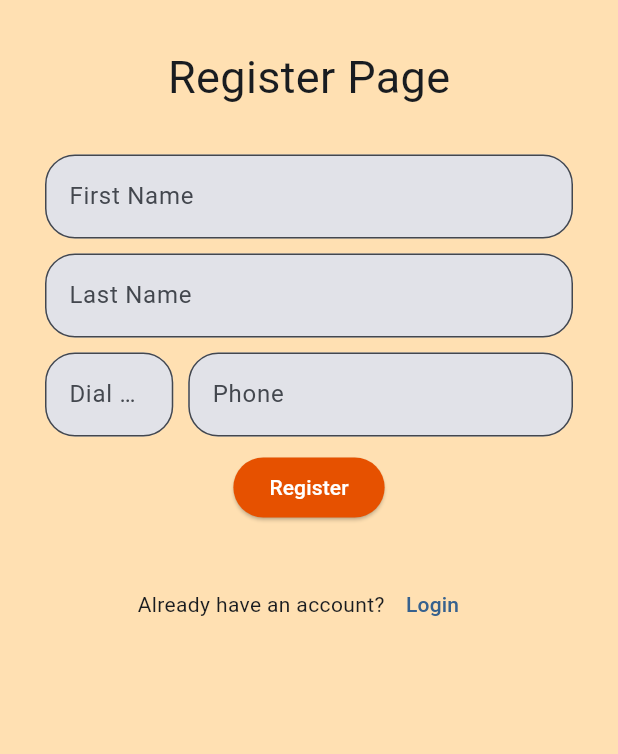
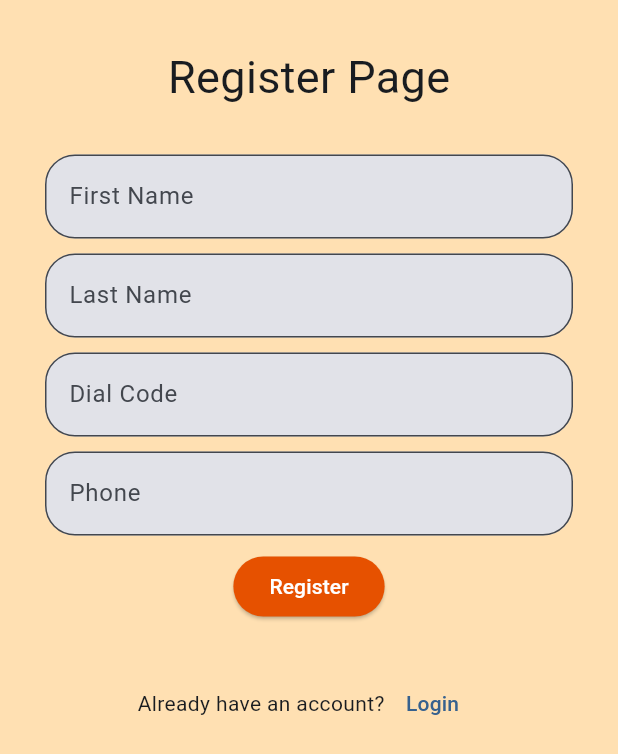
Before and after one commit to francisnnumbi/umlcc_eval, a Flutter app: the screen it shows after launch, after a tap on "Login", after a tap on "Register", on a phone screen of 412 x 824 dp. Shown: the top 754 px of the screen. Run offline on Flutter 3.47's test engine with Material 3 defaults, Android fonts, the phone set to English and light mode, and no system bars; our stand-ins replace cookie_jar, device_info_plus, dio, dio_cookie_manager, firebase_core, firebase_messaging and 2 more; accounts and stored records are empty.

Commit message:
implement retrieving user data and parse into model

```diff
--- a/lib/api/api.dart
+++ b/lib/api/api.dart
@@ -26,7 +26,6 @@ class ApiProvider {
         queryParameters: data,
         options: Options(
           headers: EndPoint.headers(
-            xDid: InnerStorage.read(kXDid).toString(),
             identity: InnerStorage.read(kIdentity).toString(),
           ),
         ),
@@ -37,7 +36,7 @@ class ApiProvider {
         EndPoint.meUrl,
         options: Options(
           headers: EndPoint.headers(
-            xDid: InnerStorage.read(kXDid).toString(),
+            identity: InnerStorage.read(kIdentity).toString(),
             token:
                 '${InnerStorage.read(kTokenType).toString()} ${InnerStorage.read(kAccessToken).toString()}',
           ),
@@ -49,7 +48,7 @@ class ApiProvider {
         EndPoint.productsUrl,
         options: Options(
           headers: EndPoint.headers(
-            xDid: InnerStorage.read(kXDid).toString(),
+            identity: InnerStorage.read(kIdentity).toString(),
             token:
                 '${InnerStorage.read(kTokenType).toString()} ${InnerStorage.read(kAccessToken).toString()}',
           ),
--- a/lib/app/middlewares/auth_middleware.dart
+++ b/lib/app/middlewares/auth_middleware.dart
@@ -2,7 +2,6 @@ import 'package:flutter/foundation.dart';
 import 'package:flutter/material.dart';
 import 'package:get/get.dart';
 import 'package:umlcc_eval/app/ui/auth/login/login_page.dart';
-import 'package:umlcc_eval/app/ui/home/home_page.dart';
 
 import '../services/auth_service.dart';
 
@@ -13,10 +12,10 @@ class AuthMiddleware extends GetMiddleware {
   AuthMiddleware({required this.priority});
 
   @override
-  RouteSettings redirect(String? route) {
+  RouteSettings? redirect(String? route) {
     if (kDebugMode) print('auth middleware : ${route!}');
     if (AuthService.to.isLogged == true) {
-      return const RouteSettings(name: HomePage.route);
+      return null;
     } else {
       return const RouteSettings(name: LoginPage.route);
     }
--- a/lib/app/models/user.dart
+++ b/lib/app/models/user.dart
@@ -1,48 +1,92 @@
+import 'account.dart';
+
 class User {
-  int? id;
-  final String firstName;
-  final String lastName;
-  final String identity;
-  final String phone;
-  final String dialCode;
-  final String type;
+  late final String? avatar;
+  late final String? accountNr;
+  late final String? firstName;
+  late final String? middleName;
+  late final String? lastName;
+  late final String? email;
+  late final String? dialCode;
+  late final String? iso2;
+  late final String? iso3;
+  late final String? phone;
+  late final String? dob;
+  late final String? type;
+  late final String? lastLoginAt;
+  late final String? loginCount;
+  late final String? defaultLang;
+  late List<Account>? accounts = [];
 
   User({
-    this.id,
-    required this.firstName,
-    required this.lastName,
-    required this.identity,
-    required this.phone,
-    required this.dialCode,
-    required this.type,
+    this.avatar,
+    this.accountNr,
+    this.firstName,
+    this.middleName,
+    this.lastName,
+    this.email,
+    this.dialCode,
+    this.iso2,
+    this.iso3,
+    this.phone,
+    this.dob,
+    this.type,
+    this.lastLoginAt,
+    this.loginCount,
+    this.defaultLang,
+    this.accounts,
   });
 
   factory User.fromJson(Map<String, dynamic> json) {
+    List<Account> acc = [];
+    if (json['accounts'] != null) {
+      json['accounts'].forEach((v) {
+        acc.add(Account.fromJson(v));
+      });
+    }
     return User(
-      id: json['id'],
-      firstName: json['first_name'],
-      lastName: json['last_name'],
-      identity: json['identity'],
-      phone: json['phone'],
-      dialCode: json['dial_code'],
-      type: json['type'],
+      avatar: json['avatar'].toString(),
+      accountNr: json['account_nr'].toString(),
+      firstName: json['first_name'].toString(),
+      middleName: json['middle_name'].toString(),
+      lastName: json['last_name'].toString(),
+      email: json['email'].toString(),
+      dialCode: json['dial_code'].toString(),
+      iso2: json['iso2'].toString(),
+      iso3: json['iso3'].toString(),
+      phone: json['phone'].toString(),
+      dob: json['dob'].toString(),
+      type: json['type'].toString(),
+      lastLoginAt: json['last_login_at'].toString(),
+      loginCount: json['login_count'].toString(),
+      defaultLang: json['default_lang'].toString(),
+      accounts: acc,
     );
   }
 
   Map<String, dynamic> toJson() {
-    return {
-      'id': id,
-      'first_name': firstName,
-      'last_name': lastName,
-      'identity': identity,
-      'phone': phone,
-      'dial_code': dialCode,
-      'type': type,
-    };
+    final data = <String, dynamic>{};
+    data['avatar'] = avatar;
+    data['account_nr'] = accountNr;
+    data['first_name'] = firstName;
+    data['middle_name'] = middleName;
+    data['last_name'] = lastName;
+    data['email'] = email;
+    data['dial_code'] = dialCode;
+    data['iso2'] = iso2;
+    data['iso3'] = iso3;
+    data['phone'] = phone;
+    data['dob'] = dob;
+    data['type'] = type;
+    data['last_login_at'] = lastLoginAt;
+    data['login_count'] = loginCount;
+    data['default_lang'] = defaultLang;
+    data['accounts'] = accounts?.map((v) => v.toJson()).toList();
+    return data;
   }
 
   @override
   String toString() {
-    return 'User{id: $id, firstName: $firstName, lastName: $lastName, identity: $identity, phone: $phone, dialCode: $dialCode, type: $type}';
+    return 'User{ avatar: $avatar, accountNr: $accountNr, firstName: $firstName, middleName: $middleName, lastName: $lastName, email: $email, dialCode: $dialCode, iso2: $iso2, iso3: $iso3, phone: $phone, dob: $dob, type: $type, lastLoginAt: $lastLoginAt, loginCount: $loginCount, defaultLang: $defaultLang, accounts: $accounts}';
   }
 }
--- a/lib/app/services/auth_service.dart
+++ b/lib/app/services/auth_service.dart
@@ -1,7 +1,7 @@
-import 'package:flutter/foundation.dart';
 import 'package:flutter/material.dart';
 import 'package:get/get.dart';
 import 'package:umlcc_eval/api/api.dart';
+import 'package:umlcc_eval/app/ui/home/home_page.dart';
 import 'package:umlcc_eval/main.dart';
 
 import '../../configs/constants.dart';
@@ -24,11 +24,11 @@ class AuthService extends GetxService {
 
   bool get isLogged => _loggedIn.value;
 
-  String get otp => InnerStorage.read(kOtp).toString() ?? '';
+  String get otp => InnerStorage.read(kOtp).toString();
 
   register(Map<String, dynamic> datum) async {
     datum['type'] = 'individual';
-    datum[kIdentity] = InnerStorage.read(kXDid).toString();
+    datum[kIdentity] = InnerStorage.read(kIdentity).toString();
     ApiProvider.api.register(datum).then((response) {
       if (response.statusCode == 201) {
         final data = response.data;
@@ -54,7 +54,7 @@ class AuthService extends GetxService {
   }
 
   login(Map<String, dynamic> datum) async {
-    datum[kIdentity] = InnerStorage.read(kXDid).toString();
+    datum[kIdentity] = InnerStorage.read(kIdentity).toString();
     ApiProvider.api.login(datum).then((response) async {
       if (response.statusCode == 200) {
         final data = response.data;
@@ -78,10 +78,6 @@ class AuthService extends GetxService {
   verify(Map<String, dynamic> datum) async {
     datum['fcm_token'] = InnerStorage.read(kFCMToken).toString();
 
-    if (kDebugMode) {
-      printInfo(info: "VERIFICATION INITIATED :: $datum");
-    }
-
     ApiProvider.api.verify(datum).then((response) {
       if (response.statusCode == 200) {
         final data = response.data;
@@ -91,9 +87,8 @@ class AuthService extends GetxService {
         InnerStorage.write(kIdentity, datum[kIdentity].toString());
         InnerStorage.write(kPhone, datum[kPhone].toString());
 
-        // _loggedIn.value = true;
+        _loggedIn.value = true;
 
-        if (kDebugMode) printInfo(info: "VERIFICATION SUCCESS :: $data");
         loadUserData();
         Get.snackbar(
           "Verification successful",
@@ -102,7 +97,7 @@ class AuthService extends GetxService {
           backgroundColor: Colors.green.shade400,
           colorText: Colors.white,
         );
-        // Get.offNamed(VerifyPage.route);
+        Get.offNamed(HomePage.route);
       } else {
         _loggedIn.value = false;
         Get.snackbar(
@@ -121,28 +116,11 @@ class AuthService extends GetxService {
 
   Future<void> loadUserData() async {
     ApiProvider.api.me().then((response) {
-      if (kDebugMode) {
-        // printInfo(info: "LOGIN RESPONSE :: ${response.requestOptions.headers}");
-        printInfo(info: "LOAD USER DATA SUCCESS :: ${response.data}");
+      try {
+        user.value = User.fromJson(response.data['data']);
+      } catch (_) {
+        user.value = null;
       }
-    }).onError((error, stackTrace) {
-      if (kDebugMode) {
-        printError(info: "LOAD USER DATA EXCEPTION :: $error");
-      }
-    });
+    }).onError((error, stackTrace) {});
   }
-
-/*  retrieveDeviceInfo() async {
-    */ /*   if (Platform.isAndroid) {
-      final dInfo = await deviceInfoPlugin.androidInfo;
-      String di = dInfo.data['fingerprint'].toString();
-      if (kDebugMode) printInfo(info: di);
-    } else if (Platform.isIOS) {
-      final dInfo = await deviceInfoPlugin.iosInfo;
-      String di = dInfo.data.toString();
-    }*/ /*
-    final devInfo = await deviceInfoPlugin.deviceInfo;
-    if (kDebugMode) printInfo(info: devInfo.data.toString());
-    InnerStorage.write(kXDid, devInfo.data['id'].toString());
-  }*/
 }
--- a/lib/app/ui/auth/login/login_page.dart
+++ b/lib/app/ui/auth/login/login_page.dart
@@ -1,4 +1,3 @@
-import 'package:flutter/foundation.dart';
 import 'package:flutter/material.dart';
 import 'package:get/get.dart';
 import 'package:umlcc_eval/app/ui/auth/register/register_page.dart';
@@ -6,12 +5,7 @@ import 'package:umlcc_eval/app/ui/auth/register/register_page.dart';
 import '../../../services/auth_service.dart';
 
 class LoginPage extends StatelessWidget {
-  LoginPage({super.key}) {
-    if (kDebugMode && AuthService.to.user.value != null) {
-      _phoneController.text = AuthService.to.user.value!.phone;
-      _dialCodeController.text = AuthService.to.user.value!.dialCode;
-    }
-  }
+  LoginPage({super.key});
 
   static const String route = "/auth/login";
 
@@ -45,11 +39,7 @@ class LoginPage extends StatelessWidget {
                           ),
                         ),
                         const SizedBox(height: 30),
-                        Row(
-                          children: [
-                            Expanded(
-                              flex: 1,
-                              child: TextFormField(
+                        TextFormField(
                           controller: _dialCodeController,
                           decoration: const InputDecoration(
                             labelText: 'Dial Code',
@@ -66,11 +56,8 @@ class LoginPage extends StatelessWidget {
                             return null;
                           },
                         ),
-                            ),
-                            const SizedBox(width: 10),
-                            Expanded(
-                              flex: 3,
-                              child: TextFormField(
+                        const SizedBox(height: 10),
+                        TextFormField(
                           controller: _phoneController,
                           decoration: const InputDecoration(
                             labelText: 'Phone',
@@ -86,9 +73,6 @@ class LoginPage extends StatelessWidget {
                             }
                             return null;
                           },
-                              ),
-                            ),
-                          ],
                         ),
                         const SizedBox(height: 10),
                         Center(
--- a/lib/app/ui/auth/register/register_page.dart
+++ b/lib/app/ui/auth/register/register_page.dart
@@ -77,11 +77,7 @@ class RegisterPage extends StatelessWidget {
                           },
                         ),
                         const SizedBox(height: 10),
-                        Row(
-                          children: [
-                            Expanded(
-                              flex: 1,
-                              child: TextFormField(
+                        TextFormField(
                           controller: _dialCodeController,
                           decoration: const InputDecoration(
                             labelText: 'Dial Code',
@@ -98,11 +94,8 @@ class RegisterPage extends StatelessWidget {
                             return null;
                           },
                         ),
-                            ),
-                            const SizedBox(width: 10),
-                            Expanded(
-                              flex: 3,
-                              child: TextFormField(
+                        const SizedBox(height: 10),
+                        TextFormField(
                           controller: _phoneController,
                           decoration: const InputDecoration(
                             labelText: 'Phone',
@@ -118,9 +111,6 @@ class RegisterPage extends StatelessWidget {
                             }
                             return null;
                           },
-                              ),
-                            ),
-                          ],
                         ),
                         const SizedBox(height: 10),
                         Center(
--- a/lib/configs/constants.dart
+++ b/lib/configs/constants.dart
@@ -2,7 +2,7 @@ const String kAppName = "Recruitment Test";
 const String kSetCookie = "set-cookie";
 const String kOtp = "otp";
 const String kUser = "user";
-const String kXDid = "x-did";
+//const String kXDid = "x-did";
 const String kFCMToken = "fcm_token";
 const String kAccessToken = 'access_token';
 const String kTokenType = 'token_type';
--- a/lib/main.dart
+++ b/lib/main.dart
@@ -3,7 +3,6 @@ import 'package:device_info_plus/device_info_plus.dart';
 import 'package:dio/dio.dart';
 import 'package:dio_cookie_manager/dio_cookie_manager.dart';
 import 'package:firebase_core/firebase_core.dart';
-import 'package:flutter/foundation.dart';
 import 'package:flutter/material.dart';
 import 'package:flutter/services.dart';
 import 'package:get/get.dart';
@@ -23,14 +22,14 @@ final GetStorage InnerStorage = GetStorage(kAppName);
 
 _retrieveDeviceInfo() async {
   final devInfo = await deviceInfoPlugin.deviceInfo;
-  if (kDebugMode) print(devInfo.data.toString());
-  InnerStorage.write(kXDid, devInfo.data['id'].toString());
+  // if (kDebugMode) print(devInfo.data.toString());
+  InnerStorage.write(kIdentity, devInfo.data['id'].toString());
 }
 
 Future<void> main() async {
   WidgetsFlutterBinding.ensureInitialized();
   DIO.interceptors.add(CookieManager(CookieJar()));
-  DIO.interceptors.add(LogInterceptor(requestBody: true, responseBody: true));
+  //DIO.interceptors.add(LogInterceptor(requestBody: true, responseBody: true));
 
   await GetStorage.init(kAppName);
   await _retrieveDeviceInfo();
```
Also changed, not shown: lib/api/endpoints.dart (+3 -6 lines), lib/app/models/account.dart (added, +38 -0 lines), user.json (added, +32 -0 lines). Lines whose indentation alone changed are shown as unchanged.
